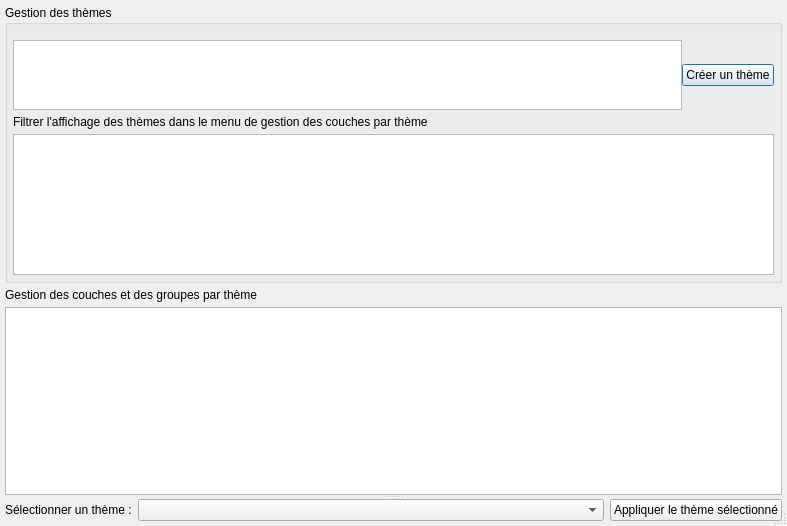
Qt form theme_manager_dialog_base.ui (AntoElCrackito/theme_manager_QGIS_plugin) before a commit.
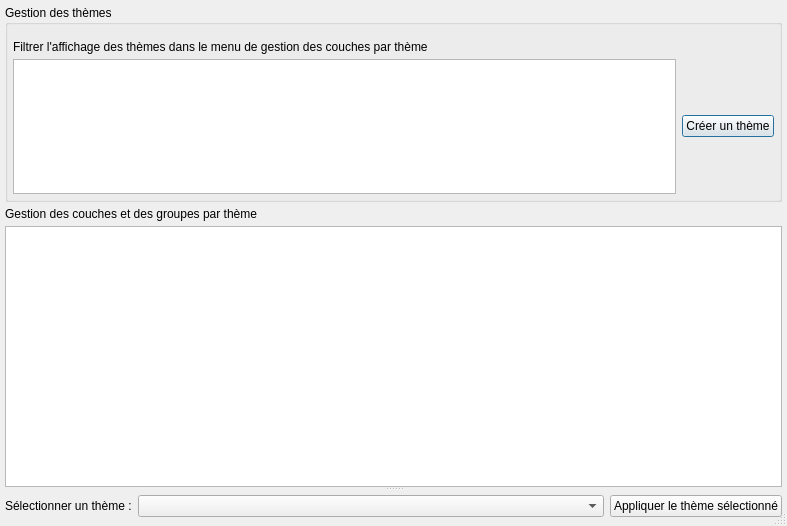
The same form after that commit. Custom widgets are drawn as their Qt base class.

```diff
--- a/theme_manager_dialog_base.ui
+++ b/theme_manager_dialog_base.ui
@@ -33,7 +33,7 @@
     <number>5</number>
    </property>
    <item row="0" column="0">
-    <layout class="QGridLayout" name="gridLayout_2" rowstretch="4,0,0">
+    <layout class="QGridLayout" name="gridLayout_2" rowstretch="2,0,3">
      <item row="0" column="0">
       <widget class="QgsCollapsibleGroupBox" name="mGroupBox">
        <property name="focusPolicy">
@@ -48,7 +48,7 @@
        <property name="checkable">
         <bool>false</bool>
        </property>
-       <layout class="QGridLayout" name="gridLayout" rowstretch="1,0,0" columnstretch="0">
+       <layout class="QGridLayout" name="gridLayout" rowstretch="0,0,0,0" columnstretch="0,0">
         <property name="sizeConstraint">
          <enum>QLayout::SetDefaultConstraint</enum>
         </property>
@@ -71,32 +71,14 @@
          <number>5</number>
         </property>
         <item row="2" column="0">
-         <layout class="QHBoxLayout" name="horizontalLayout_2">
-          <item>
            <widget class="QTableWidget" name="table_FilterAndSuppressThemes"/>
           </item>
-         </layout>
-        </item>
-        <item row="0" column="0">
-         <layout class="QHBoxLayout" name="horizontalLayout" stretch="0,0">
-          <item>
-           <widget class="QPlainTextEdit" name="textEditNameNewTheme">
-            <property name="toolTip">
-             <string/>
-            </property>
-            <property name="plainText">
-             <string/>
-            </property>
-           </widget>
-          </item>
-          <item>
+        <item row="2" column="1">
            <widget class="QPushButton" name="btnCreateNewTheme">
             <property name="text">
              <string>Créer un thème</string>
             </property>
            </widget>
-          </item>
-         </layout>
         </item>
         <item row="1" column="0">
          <widget class="QLabel" name="label_2">
```
Lines whose indentation alone changed are shown as unchanged.
